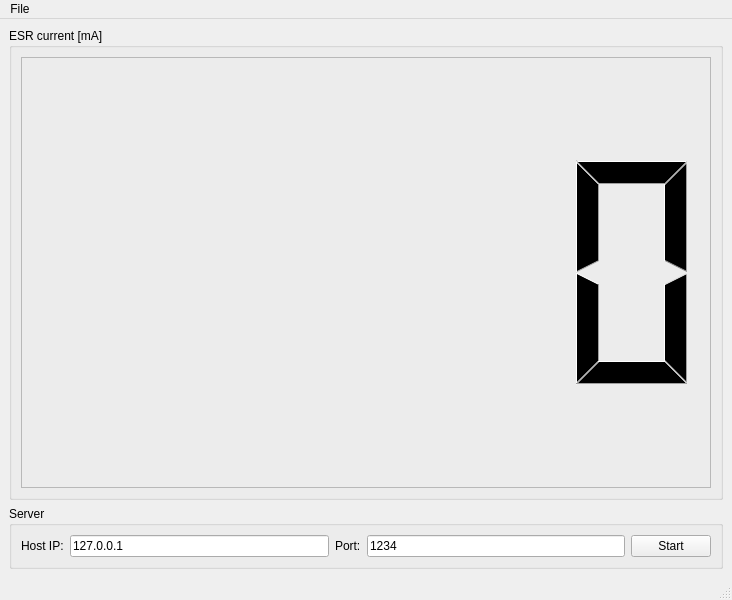
The window that rsrc/mainwindow.ui (xaratustrah/rasdaq) describes before a commit, drawn with Qt 5.
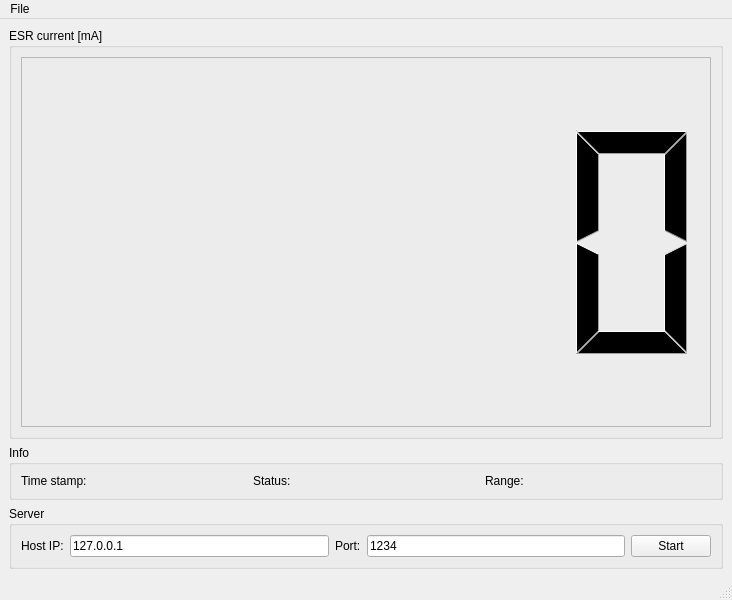
The same window after the commit.

What changed in the file:
```diff
--- a/rsrc/mainwindow.ui
+++ b/rsrc/mainwindow.ui
@@ -46,6 +46,57 @@
       </layout>
      </widget>
     </item>
+    <item>
+     <widget class="QGroupBox" name="groupBox_3">
+      <property name="title">
+       <string>Info</string>
+      </property>
+      <layout class="QHBoxLayout" name="horizontalLayout_2">
+       <item>
+        <widget class="QLabel" name="label_3">
+         <property name="text">
+          <string>Time stamp:</string>
+         </property>
+        </widget>
+       </item>
+       <item>
+        <widget class="QLabel" name="label_time_stamp">
+         <property name="text">
+          <string/>
+         </property>
+        </widget>
+       </item>
+       <item>
+        <widget class="QLabel" name="label_4">
+         <property name="text">
+          <string>Status:</string>
+         </property>
+        </widget>
+       </item>
+       <item>
+        <widget class="QLabel" name="label_status">
+         <property name="text">
+          <string/>
+         </property>
+        </widget>
+       </item>
+       <item>
+        <widget class="QLabel" name="label_5">
+         <property name="text">
+          <string>Range:</string>
+         </property>
+        </widget>
+       </item>
+       <item>
+        <widget class="QLabel" name="label_range">
+         <property name="text">
+          <string/>
+         </property>
+        </widget>
+       </item>
+      </layout>
+     </widget>
+    </item>
     <item>
      <widget class="QGroupBox" name="groupBox_2">
       <property name="title">
```
